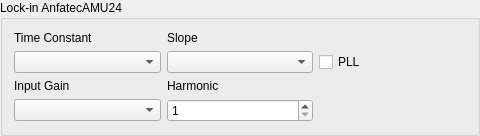
Before: the Qt Designer form components/Lockin/conf.ui in FranciscoGauna/Microscopy-Program, drawn with Qt 5.
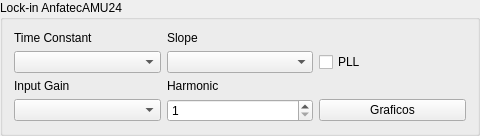
After: the same form once the commit is applied.

```diff
--- a/components/Lockin/conf.ui
+++ b/components/Lockin/conf.ui
@@ -7,7 +7,7 @@
     <x>0</x>
     <y>0</y>
     <width>480</width>
-    <height>118</height>
+    <height>120</height>
    </rect>
   </property>
   <property name="windowTitle">
@@ -71,6 +71,13 @@
      </property>
     </widget>
    </item>
+   <item row="3" column="2">
+    <widget class="QPushButton" name="graphs_bt">
+     <property name="text">
+      <string>Graficos</string>
+     </property>
+    </widget>
+   </item>
   </layout>
  </widget>
  <resources/>
```
